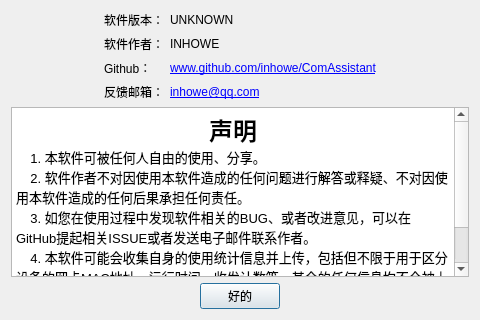
petertheprocess/ComAssistant, file ComAssistant/ui/about_me_dialog.ui: the form before one commit.
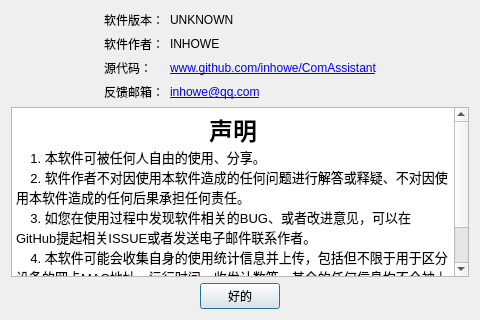
The form after the commit.

What changed in the file:
```diff
--- a/ComAssistant/ui/about_me_dialog.ui
+++ b/ComAssistant/ui/about_me_dialog.ui
@@ -48,7 +48,7 @@
        <item row="2" column="0">
         <widget class="QLabel" name="label_github">
          <property name="text">
-          <string>Github：</string>
+          <string>源代码：</string>
          </property>
         </widget>
        </item>
```
Left out of the diff: 2 changed lines with no effect on the pictures.
